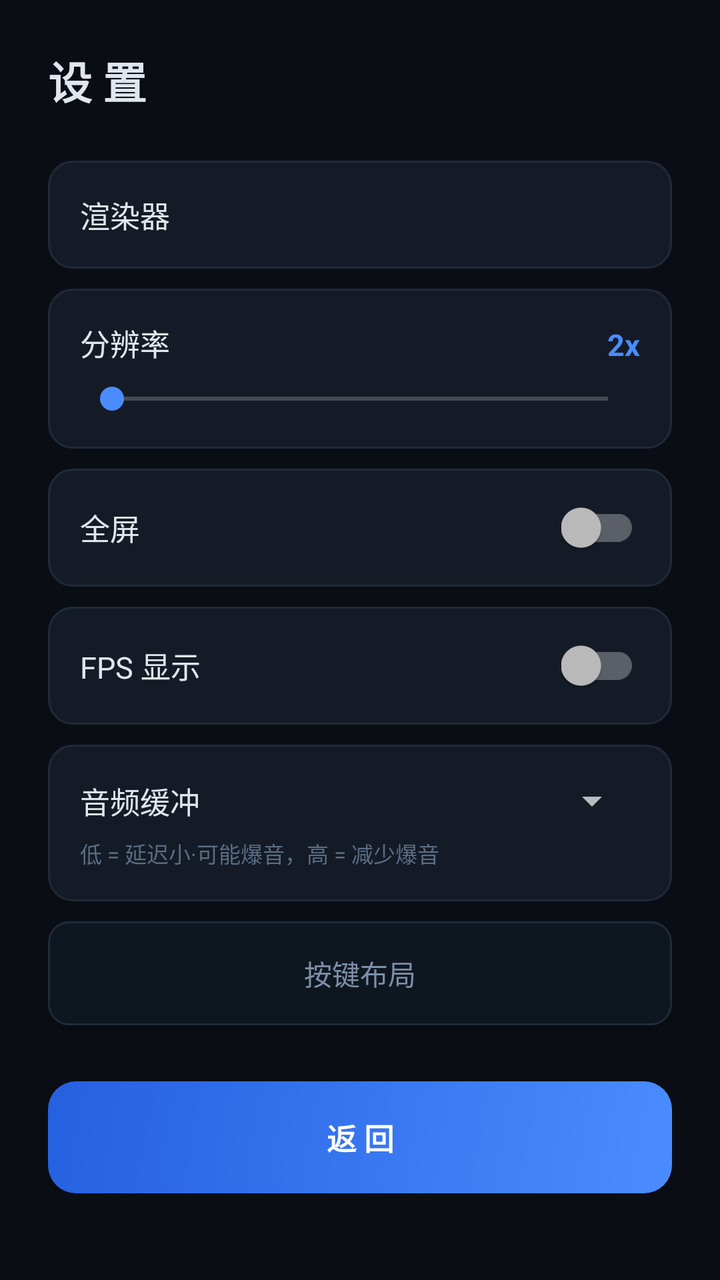
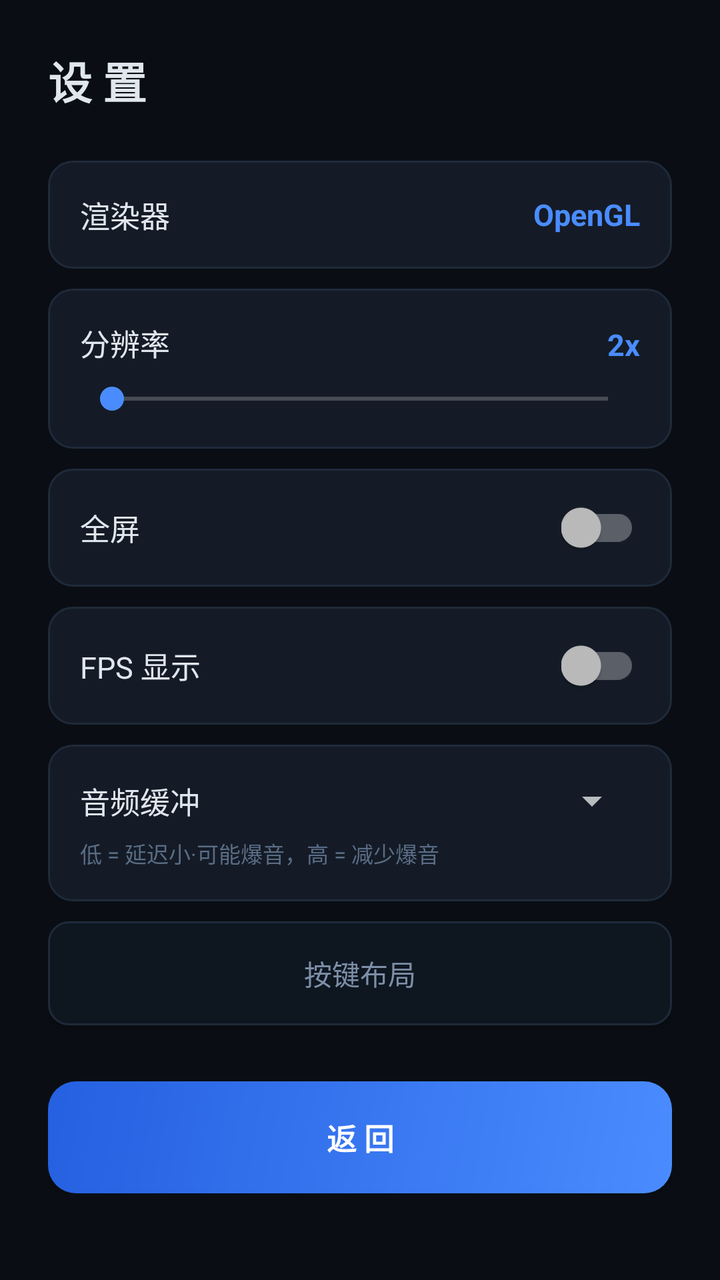

Screens rendered from an Android XML layout before and after an edit, with the pre-edit source and the edit as a unified diff.
<!-- AndroidManifest.xml: application theme Theme.UltramanFE0 -->
<!-- res/layout/activity_settings.xml -->
<?xml version="1.0" encoding="utf-8"?>
<ScrollView xmlns:android="http://schemas.android.com/apk/res/android"
    android:layout_width="match_parent" android:layout_height="match_parent"
    android:background="@color/bg">
<LinearLayout
    android:layout_width="match_parent" android:layout_height="wrap_content"
    android:orientation="vertical" android:padding="24dp">
    <TextView android:layout_width="wrap_content" android:layout_height="wrap_content"
        android:text="设 置" android:textColor="#E0E6ED"
        android:textSize="22sp" android:textStyle="bold"/>

    <LinearLayout android:layout_width="match_parent" android:layout_height="wrap_content"
        android:layout_marginTop="24dp" android:background="@drawable/bg_card"
        android:gravity="center_vertical" android:orientation="horizontal" android:padding="16dp">
        <TextView android:layout_width="0dp" android:layout_height="wrap_content"
            android:layout_weight="1" android:text="渲染器" android:textColor="#E0E6ED" android:textSize="15sp"/>
    </LinearLayout>

    <LinearLayout android:layout_width="match_parent" android:layout_height="wrap_content"
        android:layout_marginTop="10dp" android:background="@drawable/bg_card"
        android:orientation="vertical" android:padding="16dp">
        <LinearLayout android:layout_width="match_parent" android:layout_height="wrap_content"
            android:orientation="horizontal">
            <TextView android:layout_width="0dp" android:layout_height="wrap_content"
                android:layout_weight="1" android:text="分辨率" android:textColor="#E0E6ED" android:textSize="15sp"/>
            <TextView android:id="@+id/tvRes" android:layout_width="wrap_content" android:layout_height="wrap_content"
                android:text="2x" android:textColor="#4A8CFF" android:textSize="15sp" android:textStyle="bold"/>
        </LinearLayout>
        <SeekBar android:id="@+id/sbRes" android:layout_width="match_parent"
            android:layout_height="wrap_content" android:layout_marginTop="8dp"/>
    </LinearLayout>

    <LinearLayout android:layout_width="match_parent" android:layout_height="wrap_content"
        android:layout_marginTop="10dp" android:background="@drawable/bg_card"
        android:gravity="center_vertical" android:orientation="horizontal" android:padding="16dp">
        <TextView android:layout_width="0dp" android:layout_height="wrap_content"
            android:layout_weight="1" android:text="全屏" android:textColor="#E0E6ED" android:textSize="15sp"/>
        <androidx.appcompat.widget.SwitchCompat android:id="@+id/swFullscreen"
            android:layout_width="wrap_content" android:layout_height="wrap_content"/>
    </LinearLayout>

    <LinearLayout android:layout_width="match_parent" android:layout_height="wrap_content"
        android:layout_marginTop="10dp" android:background="@drawable/bg_card"
        android:gravity="center_vertical" android:orientation="horizontal" android:padding="16dp">
        <TextView android:layout_width="0dp" android:layout_height="wrap_content"
            android:layout_weight="1" android:text="FPS 显示" android:textColor="#E0E6ED" android:textSize="15sp"/>
        <androidx.appcompat.widget.SwitchCompat android:id="@+id/swShowFps"
            android:layout_width="wrap_content" android:layout_height="wrap_content"/>
    </LinearLayout>

    <LinearLayout android:layout_width="match_parent" android:layout_height="wrap_content"
        android:layout_marginTop="10dp" android:background="@drawable/bg_card"
        android:orientation="vertical" android:padding="16dp">
        <LinearLayout android:layout_width="match_parent" android:layout_height="wrap_content"
            android:gravity="center_vertical" android:orientation="horizontal">
            <TextView android:layout_width="0dp" android:layout_height="wrap_content"
                android:layout_weight="1" android:text="音频缓冲" android:textColor="#E0E6ED" android:textSize="15sp"/>
            <Spinner android:id="@+id/spAudioBuffer" android:layout_width="wrap_content"
                android:layout_height="wrap_content" android:minWidth="150dp"/>
        </LinearLayout>
        <TextView android:layout_width="match_parent" android:layout_height="wrap_content"
            android:layout_marginTop="6dp" android:text="低 = 延迟小·可能爆音，高 = 减少爆音"
            android:textColor="#5A6D85" android:textSize="11sp"/>
    </LinearLayout>

    <Button android:id="@+id/btnEditButtons"
        android:layout_width="match_parent" android:layout_height="52dp"
        android:layout_marginTop="10dp" android:background="@drawable/bg_btn_secondary"
        android:text="按键布局" android:textColor="#7D8FA8" android:textSize="14sp"/>
    <Button android:id="@+id/btnBack"
        android:layout_width="match_parent" android:layout_height="56dp"
        android:layout_marginTop="28dp" android:background="@drawable/bg_btn_primary"
        android:text="返 回" android:textColor="#FFFFFF"
        android:textSize="15sp" android:textStyle="bold"/>
</LinearLayout>
</ScrollView>
<!-- resources referenced by this layout -->
<resources>
  <color name="bg">#0A0E14</color>
  <!-- drawable bg_btn_primary (drawable) -->
  <?xml version="1.0" encoding="utf-8"?>
  <shape xmlns:android="http://schemas.android.com/apk/res/android">
      <gradient android:angle="135" android:startColor="#4A8CFF" android:endColor="#2560E0"/>
      <corners android:radius="14dp"/>
  </shape>
  <!-- drawable bg_btn_secondary (drawable) -->
  <?xml version="1.0" encoding="utf-8"?>
  <shape xmlns:android="http://schemas.android.com/apk/res/android">
      <solid android:color="#0E1620"/>
      <corners android:radius="10dp"/>
      <stroke android:width="1dp" android:color="#1F2A3A"/>
  </shape>
  <!-- drawable bg_card (drawable) -->
  <?xml version="1.0" encoding="utf-8"?>
  <shape xmlns:android="http://schemas.android.com/apk/res/android">
      <solid android:color="#141B26"/>
      <corners android:radius="12dp"/>
      <stroke android:width="1dp" android:color="#1F2A3A"/>
  </shape>
  <style name="Theme.UltramanFE0" parent="Theme.AppCompat.NoActionBar">
          <item name="colorPrimary">@color/accent</item>
          <item name="colorAccent">@color/accent</item>
          <item name="android:windowBackground">@color/bg</item>
          <item name="android:statusBarColor">@color/bg</item>
          <item name="android:navigationBarColor">@color/bg</item>
      </style>
  <color name="accent">#4A8CFF</color>
</resources>

<!-- the commit's change to res/layout/activity_settings.xml (unified diff, before → after) -->
@@ -14,6 +14,8 @@
         android:gravity="center_vertical" android:orientation="horizontal" android:padding="16dp">
         <TextView android:layout_width="0dp" android:layout_height="wrap_content"
             android:layout_weight="1" android:text="渲染器" android:textColor="#E0E6ED" android:textSize="15sp"/>
+        <TextView android:layout_width="wrap_content" android:layout_height="wrap_content"
+            android:text="OpenGL" android:textColor="#4A8CFF" android:textSize="15sp" android:textStyle="bold"/>
     </LinearLayout>
 
     <LinearLayout android:layout_width="match_parent" android:layout_height="wrap_content"
